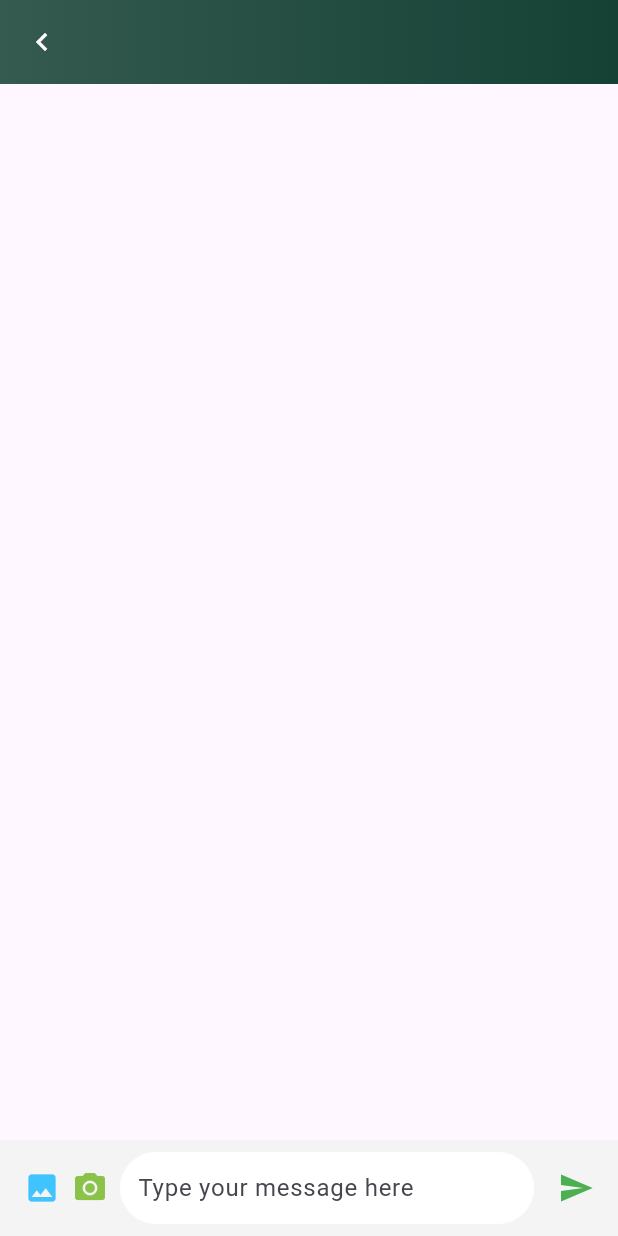
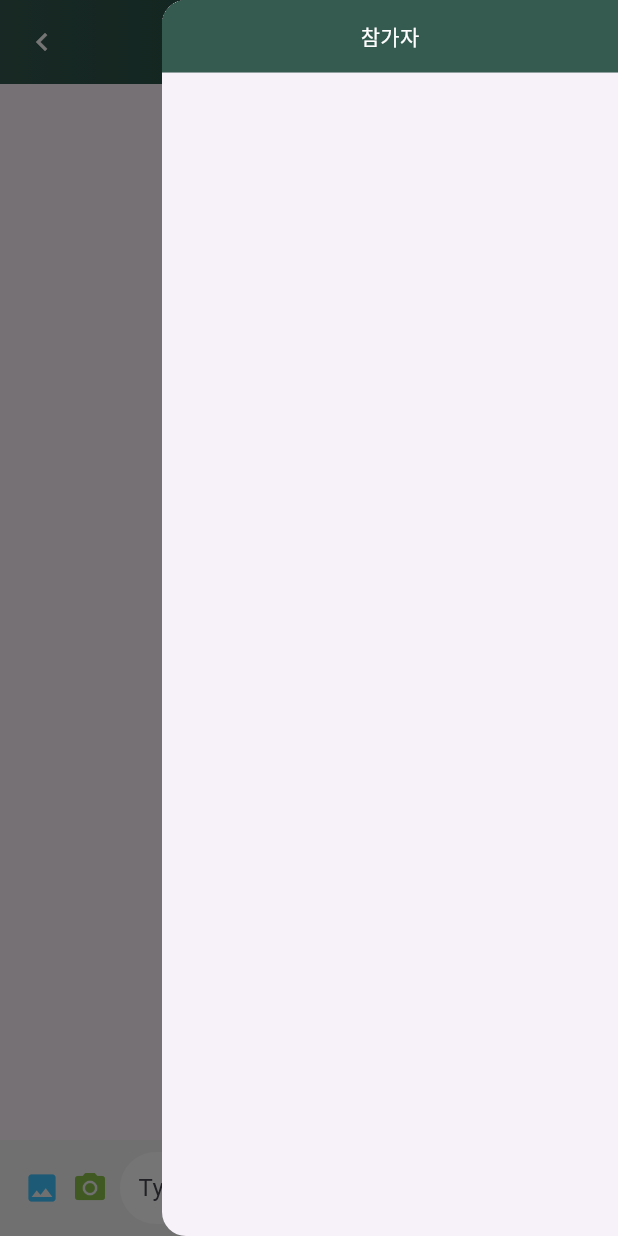
Before and after one commit to Camp-Ride/frontend, a Flutter app: the ChatRoomPage screen opened directly with empty values, with the side drawer open (before the commit the screen has no drawer), on a phone screen of 412 x 824 dp. Run offline on Flutter 3.47's test engine with Material 3 defaults, Android fonts, the phone set to English and light mode, and no system bars; drawn by our look-alikes of chat_bubbles; our stand-ins replace cached_network_image, device_preview, flutter_datetime_picker_plus, flutter_dotenv, flutter_riverpod, flutter_screenutil and 6 more; missing offline and left inert: daum_postcode_view, flutter_web_auth, kakao_map_plugin, stomp_dart_client; accounts and stored records are empty; network calls fail.

Commit message:
feat(Participant): 채팅방 참여자 목록 drawer 추가

```diff
--- a/lib/chat_room.dart
+++ b/lib/chat_room.dart
@@ -528,6 +528,9 @@ class _ChatRoomPageState extends ConsumerState<ChatRoomPage> {
       );
     }
 
+
+
+
     return Scaffold(
       appBar: AppBar(
         leading: IconButton(
@@ -551,6 +554,19 @@ class _ChatRoomPageState extends ConsumerState<ChatRoomPage> {
             ),
           ),
         ),
+        actions: [
+          Builder(
+            builder: (context) => IconButton(
+              icon: Icon(
+                Icons.more_vert,
+                color: Colors.white,
+              ),
+              onPressed: () {
+                Scaffold.of(context).openEndDrawer();
+              },
+            ),
+          ),
+        ],
       ),
       body: Column(
         children: [
@@ -589,7 +605,41 @@ class _ChatRoomPageState extends ConsumerState<ChatRoomPage> {
           ),
         ],
       ),
-      // This trailing comma makes auto-formatting nicer for build methods.
+      endDrawer: SafeArea(
+        child: Drawer(
+          child: ListView(
+            padding: EdgeInsets.zero,
+            children: [
+              Container(
+                height: 50.h,
+                alignment: Alignment.center,
+                child: Text(
+                  "참가자",
+                  style: TextStyle(color: Colors.white),
+                ),
+                color: Color(0xFF355A50),
+              ),
+              for (var participant in widget.room.currentParticipants)
+                Column(children: [
+                  ListTile(
+                    titleAlignment: ListTileTitleAlignment.center,
+                    title: Row(children: [
+                      Text(participant.nickname),
+                      SizedBox(
+                        width: 8.w,
+                      ),
+                      Icon(
+                        Icons.close,
+                        color: Colors.grey,
+                      ),
+                    ], mainAxisAlignment: MainAxisAlignment.spaceBetween),
+                  ),
+                  Divider(color: Colors.black12),
+                ]),
+            ],
+          ),
+        ),
+      ),
     );
   }
 
--- a/lib/chat_rooms.dart
+++ b/lib/chat_rooms.dart
@@ -244,7 +244,7 @@ class _ChatRoomsPageState extends State<ChatRoomsPage> {
                                             Icon(Icons.people),
                                             SizedBox(width: 8.w),
                                             Text(
-                                              "${rooms[index].currentParticipants}/${rooms[index].maxParticipants}",
+                                              "${rooms[index].currentParticipants.length}/${rooms[index].maxParticipants}",
                                             ),
                                           ],
                                         ),
--- a/lib/main_list.dart
+++ b/lib/main_list.dart
@@ -963,7 +963,7 @@ class _CampRiderPageState extends State<CampRiderPage> {
                                                                         'Text to announce in accessibility modes',
                                                                   ),
                                                                   Text(
-                                                                      "${rooms[index].currentParticipants}/${rooms[index].maxParticipants}"),
+                                                                      "${rooms[index].currentParticipants.length}/${rooms[index].maxParticipants}"),
                                                                 ],
                                                               ),
                                                             ),
--- /dev/null
+++ b/lib/participants.dart
@@ -0,0 +1,39 @@
+import 'dart:convert';
+
+class Participant {
+  final int id;
+  final String socialLoginId;
+  final String nickname;
+  final String role;
+  final int lastSeenMessageScore;
+
+  Participant({
+    required this.id,
+    required this.socialLoginId,
+    required this.nickname,
+    required this.role,
+    required this.lastSeenMessageScore,
+  });
+
+  // JSON 데이터를 Dart 객체로 변환하는 factory 생성자
+  factory Participant.fromJson(Map<String, dynamic> json) {
+    return Participant(
+      id: json['id'],
+      socialLoginId: json['socialLoginId'],
+      nickname: json['nickname'],
+      role: json['role'],
+      lastSeenMessageScore: json['lastSeenMessageScore'],
+    );
+  }
+
+  // Dart 객체를 JSON으로 변환하는 메서드
+  Map<String, dynamic> toJson() {
+    return {
+      'id': id,
+      'socialLoginId': socialLoginId,
+      'nickname': nickname,
+      'role': role,
+      'lastSeenMessageScore': lastSeenMessageScore,
+    };
+  }
+}
--- a/lib/room.dart
+++ b/lib/room.dart
@@ -1,3 +1,5 @@
+import 'package:campride/participants.dart';
+
 class Room {
   final int id;
   final String name;
@@ -10,7 +12,7 @@ class Room {
   final String departure;
   final String arrival;
 
-  final int currentParticipants;
+  final List<dynamic> currentParticipants;
   final int maxParticipants;
   final String createdAt;
 
@@ -76,7 +78,9 @@ class Room {
       arrivalLocation: arrivalLoc,
       departure: json['departure'],
       arrival: json['destination'],
-      currentParticipants: (json['participants'] as List).length,
+      currentParticipants: json['participants']
+          .map((participant) => Participant.fromJson(participant))
+          .toList(),
       maxParticipants: json['maxParticipants'],
       createdAt: formatDate(List<int>.from(json['createdAt'])),
       latestMessageSender: latestMessage['sender'] ?? '',
```
